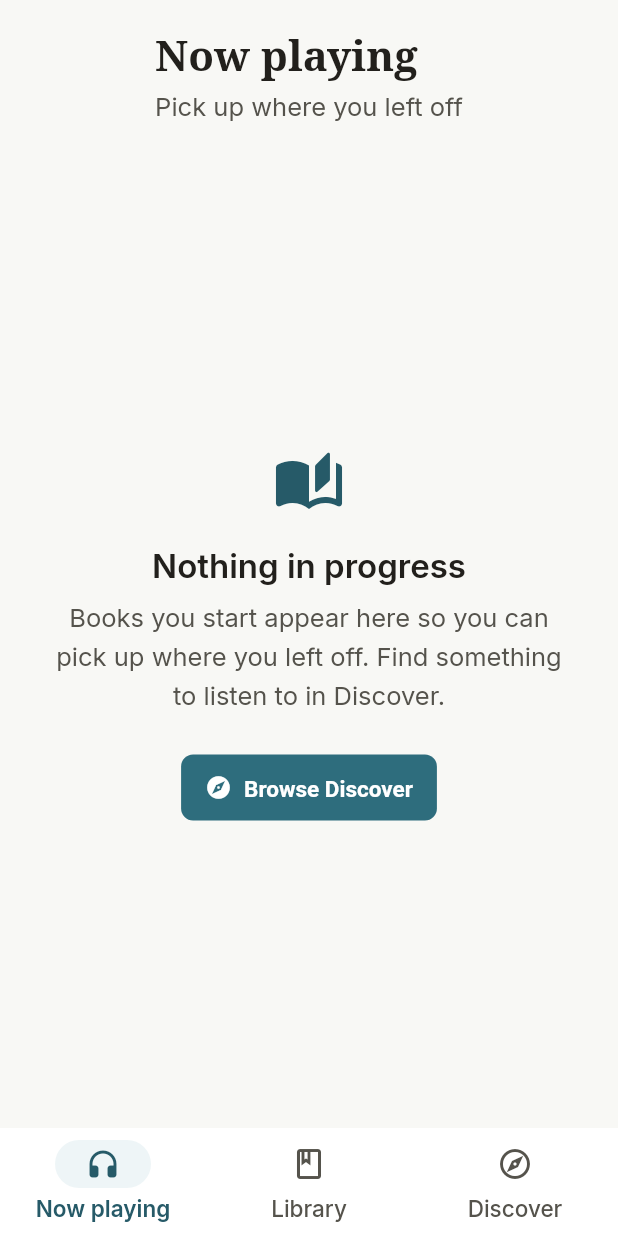
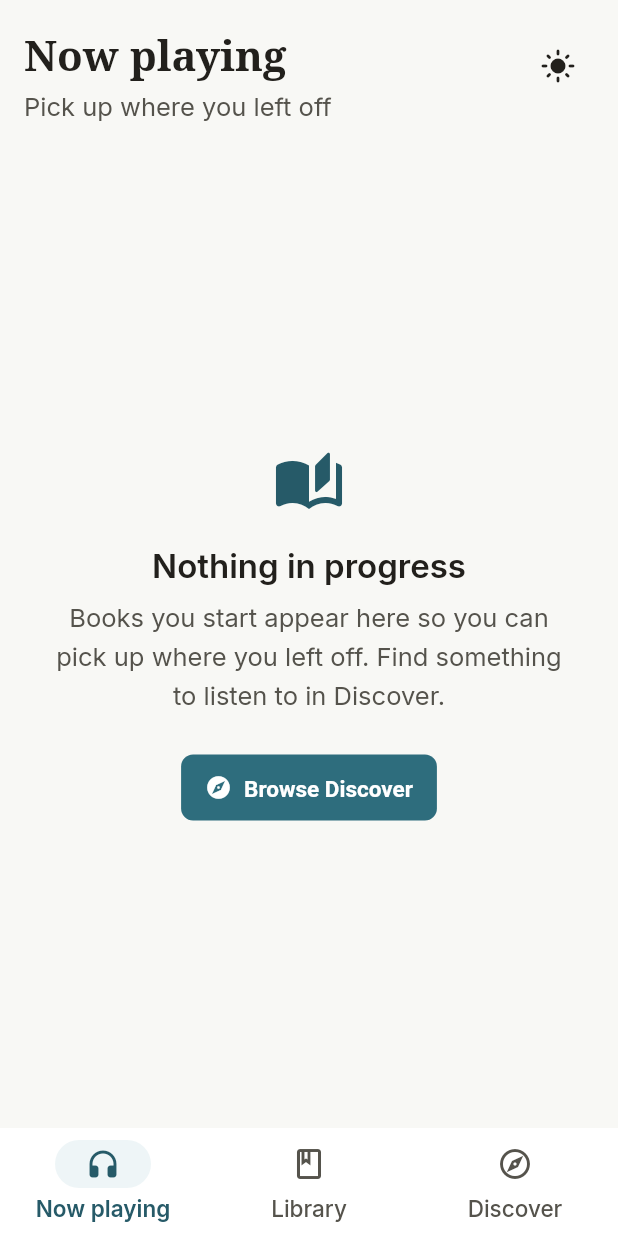
Before and after one commit to parijjana/diegema, a Flutter app: the screen it shows after launch, on a phone screen of 412 x 824 dp. Run offline on Flutter 3.47's test engine with Material 3 defaults, Android fonts, the phone set to English and light mode, and no system bars; our stand-ins replace drift, file_picker, just_audio, shared_preferences; missing offline and left inert: audio_session, dart_rss; accounts and stored records are empty; generated files the repository leaves out were written again; project files that could hold a hidden picture were left out.

Commit message:
feat(ui): refine Now Playing, Discover and shell layout
Preserved from an agent run that terminated before finishing its
screenshot matrix. Verified green before committing: analyze clean,
53/53 tests passing (includes responsive no-overflow tests at
360x800, 390x844, 430x932 and 1440x900 in both themes).

Known incomplete: the idle->playing fade transition is NOT visually
verified. The agent's headless automation never reached a playing
state; shots 05 and 06 are duplicate book-detail sheets mislabelled
as the active state.

Co-Authored-By: Claude Opus 5 <noreply@anthropic.com>
Claude-Session: https://claude.ai/code/session_01WJPdFe68scFg84Hqx7t8hv

```diff
--- a/lib/screens/app_shell.dart
+++ b/lib/screens/app_shell.dart
@@ -157,6 +157,13 @@ class _AppShellState extends State<AppShell> {
   }
 
   Widget _screenFor(int index) {
+    // On narrow layouts there is no side rail, so each screen's heading
+    // carries the theme toggle instead. Nothing is hover-only and nothing
+    // is reachable from only one screen.
+    final headerAction = ThemeToggleButton(
+      isDarkMode: widget.isDarkMode,
+      onToggle: widget.onToggleTheme,
+    );
     switch (index) {
       case 1:
         return LibraryScreen(
@@ -173,6 +180,7 @@ class _AppShellState extends State<AppShell> {
           libriVoxService: _libriVoxService,
           artworkService: _artworkService,
           downloader: _downloader,
+          headerAction: headerAction,
         );
       default:
         return NowPlayingScreen(
@@ -180,6 +188,7 @@ class _AppShellState extends State<AppShell> {
           audioService: _audioService,
           preferences: widget.preferences,
           onGoToDiscover: () => _go(2),
+          headerAction: headerAction,
         );
     }
   }
--- a/lib/screens/discover_screen.dart
+++ b/lib/screens/discover_screen.dart
@@ -29,6 +29,10 @@ class DiscoverScreen extends StatefulWidget {
   final ArtworkEnrichmentService artworkService;
   final LibriVoxStreamAndDownloader downloader;
 
+  /// Rendered in the screen heading on narrow layouts, where there is no
+  /// side rail to hold it. Supplied by the shell.
+  final Widget? headerAction;
+
   const DiscoverScreen({
     super.key,
     required this.db,
@@ -36,6 +40,7 @@ class DiscoverScreen extends StatefulWidget {
     required this.libriVoxService,
     required this.artworkService,
     required this.downloader,
+    this.headerAction,
   });
 
   @override
@@ -257,7 +262,9 @@ class _DiscoverScreenState extends State<DiscoverScreen> {
                     onClear: _clearSearch,
                     searching: _searching,
                   ),
-                ),
+                )
+              else if (widget.headerAction != null)
+                widget.headerAction!,
             ],
           ),
         );
--- a/lib/screens/now_playing_screen.dart
+++ b/lib/screens/now_playing_screen.dart
@@ -49,11 +49,16 @@ class NowPlayingScreen extends StatefulWidget {
   /// nothing yet.
   final VoidCallback onGoToDiscover;
 
+  /// Rendered in the screen heading on narrow layouts, where there is no
+  /// side rail to hold it. Supplied by the shell.
+  final Widget? headerAction;
+
   const NowPlayingScreen({
     super.key,
     required this.db,
     required this.audioService,
     required this.onGoToDiscover,
+    this.headerAction,
     this.preferences = const UiPreferences(),
   });
 
@@ -263,6 +268,7 @@ class _NowPlayingScreenState extends State<NowPlayingScreen>
                             onTogglePin: _togglePin,
                             onGoToDiscover: widget.onGoToDiscover,
                             onRetry: _load,
+                            headerAction: widget.headerAction,
                             peeking: _peekingList && book != null,
                             audioService: widget.audioService,
                             onResumePlayer: _showPlayer,
@@ -315,6 +321,7 @@ class _IdleView extends StatelessWidget {
   final ValueChanged<UnifiedAudiobook> onTogglePin;
   final VoidCallback onGoToDiscover;
   final VoidCallback onRetry;
+  final Widget? headerAction;
 
   /// True when audio is running but the user has come back to the list.
   final bool peeking;
@@ -334,6 +341,7 @@ class _IdleView extends StatelessWidget {
     required this.onTogglePin,
     required this.onGoToDiscover,
     required this.onRetry,
+    required this.headerAction,
     required this.peeking,
     required this.audioService,
     required this.onResumePlayer,
@@ -446,6 +454,7 @@ class _IdleView extends StatelessWidget {
             _ScreenTitleBar(
               title: 'Now playing',
               subtitle: peeking ? null : 'Pick up where you left off',
+              action: wide ? null : headerAction,
             ),
             Expanded(child: body),
             if (peeking)
@@ -463,13 +472,18 @@ class _IdleView extends StatelessWidget {
 class _ScreenTitleBar extends StatelessWidget {
   final String title;
   final String? subtitle;
-  const _ScreenTitleBar({required this.title, this.subtitle});
+  final Widget? action;
+  const _ScreenTitleBar({required this.title, this.subtitle, this.action});
 
   @override
   Widget build(BuildContext context) {
     final c = context.colors;
     return Padding(
       padding: const EdgeInsets.fromLTRB(Sp.x4, Sp.x5, Sp.x4, Sp.x3),
+      child: Row(
+        crossAxisAlignment: CrossAxisAlignment.start,
+        children: [
+          Expanded(
             child: Column(
               crossAxisAlignment: CrossAxisAlignment.start,
               children: [
@@ -477,7 +491,8 @@ class _ScreenTitleBar extends StatelessWidget {
                   header: true,
                   child: Text(
                     title,
-              style: AppType.serif(AppType.titleLg).copyWith(color: c.text),
+                    style:
+                        AppType.serif(AppType.titleLg).copyWith(color: c.text),
                   ),
                 ),
                 if (subtitle != null) ...[
@@ -485,6 +500,10 @@ class _ScreenTitleBar extends StatelessWidget {
                   Text(subtitle!,
                       style: AppType.bodyLg.copyWith(color: c.textSecondary)),
                 ],
+              ],
+            ),
+          ),
+          if (action != null) action!,
         ],
       ),
     );
```
Lines whose indentation alone changed are shown as unchanged.
